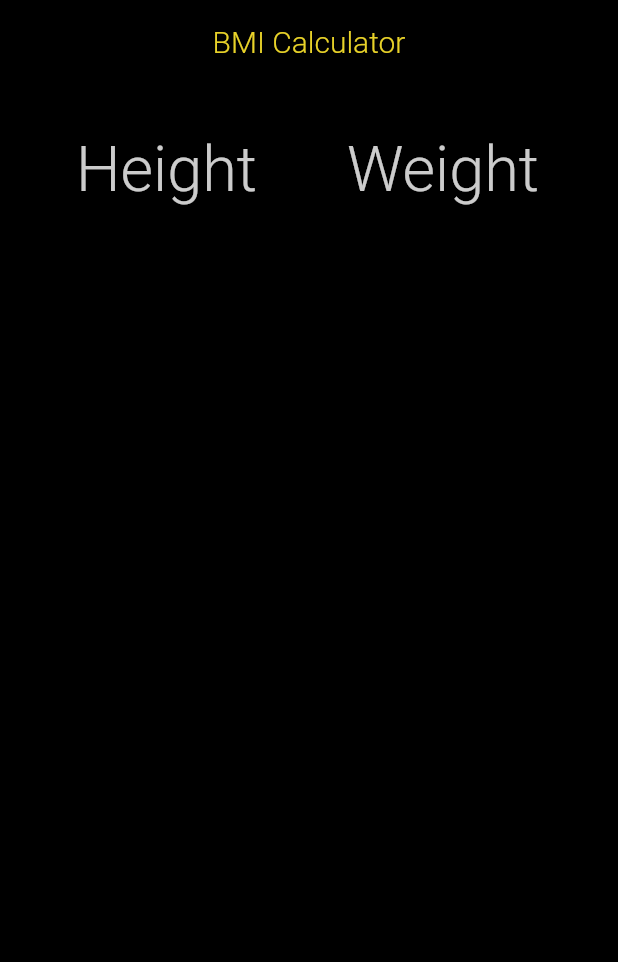
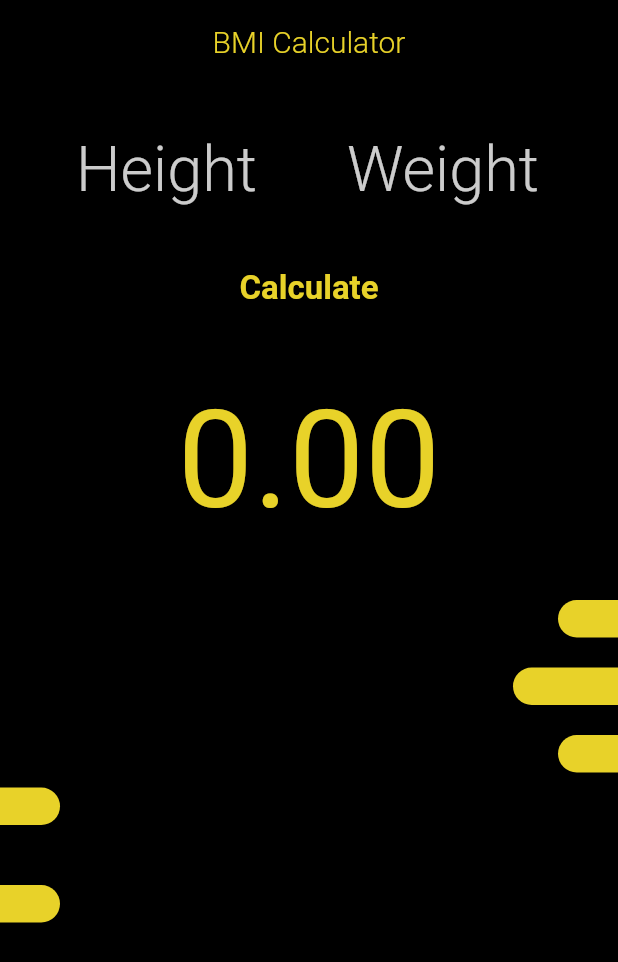
Before and after one commit to Kamasan94/flutter_bmi_calculator, a Flutter app: the screen it shows after launch, on a phone screen of 412 x 824 dp. Shown: the top 962 px of the screen. Run offline on Flutter 3.47's test engine with Material 2 defaults, Android fonts, the phone set to English and light mode, and no system bars.

```diff
--- a/lib/screens/home.dart
+++ b/lib/screens/home.dart
@@ -14,6 +14,10 @@ class HomeScreen extends StatefulWidget {
 }
 
 class _HomeScreenState extends State<HomeScreen>{
+  TextEditingController _heigthController = TextEditingController();
+  TextEditingController _weigthController = TextEditingController();
+  double _bmiResult = 0;
+  String _textResult = "";
   @override
   Widget build(BuildContext context) {
     return Scaffold(
@@ -37,6 +41,7 @@ class _HomeScreenState extends State<HomeScreen>{
                 SizedBox(
                   width: 130,
                   child: TextField(
+                    controller: _heigthController,
                     style: const TextStyle(
                       fontSize: 42,
                       fontWeight: FontWeight.w300,
@@ -57,6 +62,7 @@ class _HomeScreenState extends State<HomeScreen>{
                 SizedBox(
                   width: 130,
                   child: TextField(
+                    controller: _weigthController,
                     style: const TextStyle(
                         fontSize: 42,
                         fontWeight: FontWeight.w300,
@@ -75,7 +81,51 @@ class _HomeScreenState extends State<HomeScreen>{
                   ),
                 )
               ],
-            )
+            ),
+            const SizedBox(height: 30,),
+            GestureDetector(
+              onTap: (){
+                double _h = double.parse(_heigthController.text);
+                double _w = double.parse(_weigthController.text);
+                setState(() {
+                  _bmiResult = _w / (_h * _h);
+                  if(_bmiResult > 25) {
+                    _textResult = "You are over weigth";
+                  }
+                  else if(_bmiResult >= 18.5 && _bmiResult <= 25) {
+                    _textResult = "You have normal weigth";
+                  }
+                  else{
+                    _textResult = "You are under weigth";
+                  }
+                });
+
+              },
+              child: const Text("Calculate", style: TextStyle(fontSize: 22, fontWeight: FontWeight.bold, color: accentHexColor),),
+            ),
+            const SizedBox(height: 50,),
+            Container(
+              child: Text(_bmiResult.toStringAsFixed(2), style: const TextStyle(fontSize: 90, color: accentHexColor),),
+            ),
+            const SizedBox(height: 30,),
+            Visibility(
+              visible: _textResult.isNotEmpty,
+                child: Container(
+                  child: Text(_textResult, style: const TextStyle(fontSize: 32, fontWeight: FontWeight.w400, color: accentHexColor),),
+              )
+            ),
+            const SizedBox(height: 10,),
+            const LeftBar(barWidth: 40),
+            const SizedBox(height: 20,),
+            const LeftBar(barWidth: 70),
+            const SizedBox(height: 20,),
+            const LeftBar(barWidth: 40),
+
+            const SizedBox(height: 10,),
+            const RightBar(barWidth: 40),
+            const SizedBox(height: 20,),
+            const SizedBox(height: 20,),
+            const RightBar(barWidth: 40),
           ],
         ),
       ),
--- a/lib/widgets/right_bar.dart
+++ b/lib/widgets/right_bar.dart
@@ -17,8 +17,8 @@ class RightBar extends StatelessWidget {
           width: barWidth,
           decoration: const BoxDecoration(
               borderRadius: BorderRadius.only(
-                topLeft: Radius.circular(20),
-                bottomLeft: Radius.circular(20),
+                topRight: Radius.circular(20),
+                bottomRight: Radius.circular(20),
               ),
               color: accentHexColor
           ),
```
